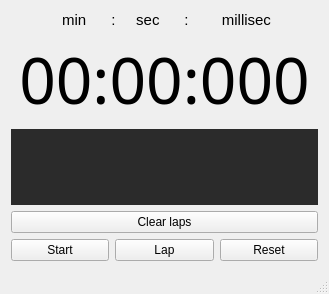
Qt form mainwindow.ui (GTRONICK/QChrono) before a commit.
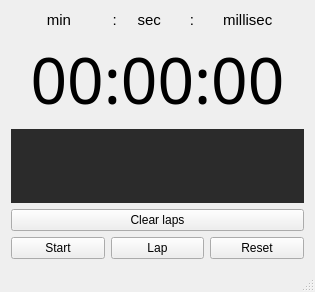
The same form after that commit. Icons and pictures are not drawn.

The edit to the form file:
```diff
--- a/mainwindow.ui
+++ b/mainwindow.ui
@@ -6,8 +6,8 @@
    <rect>
     <x>0</x>
     <y>0</y>
-    <width>329</width>
-    <height>294</height>
+    <width>315</width>
+    <height>292</height>
    </rect>
   </property>
   <property name="windowTitle">
@@ -32,7 +32,7 @@
          </font>
         </property>
         <property name="text">
-         <string>  min      :     sec      :        millisec </string>
+         <string>  min          :     sec       :       millisec </string>
         </property>
         <property name="alignment">
          <set>Qt::AlignCenter</set>
@@ -54,7 +54,7 @@
          <enum>QFrame::NoFrame</enum>
         </property>
         <property name="text">
-         <string>00:00:000</string>
+         <string>00:00:00</string>
         </property>
         <property name="alignment">
          <set>Qt::AlignCenter</set>
```
